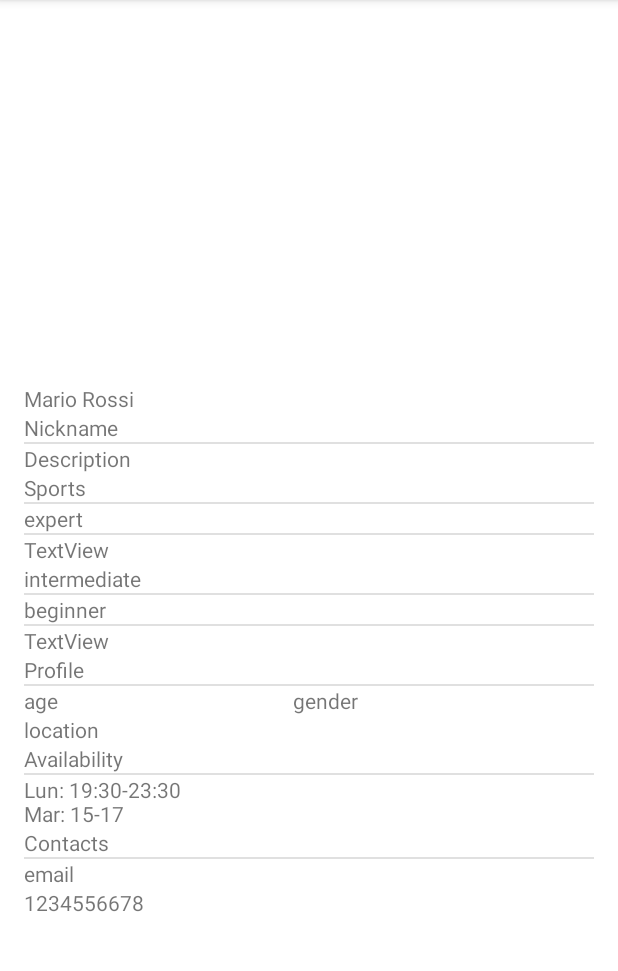
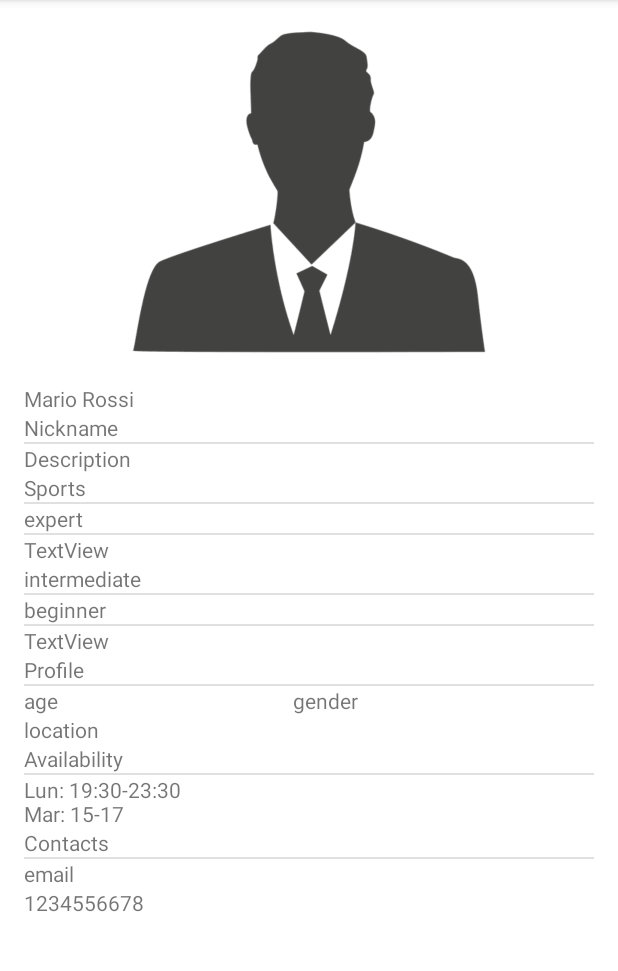
Before and after one commit to edoardocolella/SportTime, an Android app: the screen it shows after launch (ShowProfileActivity), on a phone screen of 412 x 824 dp, the part 84-1055 px from its top. Run offline under Robolectric (Android 15) with nearby library versions, the phone set to English and light mode, and no system bars.

Commit message:
added image

```diff
--- a/app/src/main/res/layout/activity_show_profile.xml
+++ b/app/src/main/res/layout/activity_show_profile.xml
@@ -25,7 +25,8 @@
             android:layout_width="match_parent"
             android:layout_height="match_parent"
             android:layout_weight="2"
-            tools:srcCompat="@tools:sample/avatars" />
+            android:src="@drawable/avatar"
+            />
 
         <LinearLayout
             android:id="@+id/infoLayout"
```
Also changed, not shown: app/src/main/res/drawable/avatar.png (added).
